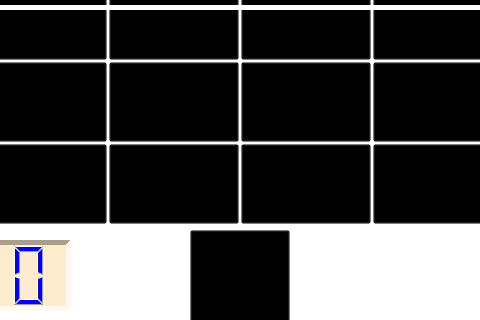
Above: sea++/try.ui from matternstsr/Sea-Application before the change; both pictures show x 160 to 640 and y 280 to 600 of the 800 by 600 pixel window. Below: the same form after it.
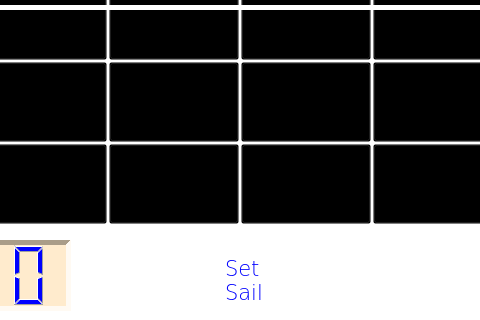
That is the form after the change. Icons and pictures are not drawn.

Commit message: UI Adjustments to make things fit and appear more fluid

```diff
--- a/sea++/try.ui
+++ b/sea++/try.ui
@@ -319,18 +319,33 @@
      <height>100</height>
     </rect>
    </property>
+   <property name="font">
+    <font>
+     <family>DejaVu Sans</family>
+     <pointsize>16</pointsize>
+     <weight>9</weight>
+     <italic>false</italic>
+     <bold>false</bold>
+    </font>
+   </property>
    <property name="focusPolicy">
     <enum>Qt::NoFocus</enum>
    </property>
    <property name="autoFillBackground">
-    <bool>true</bool>
+    <bool>false</bool>
    </property>
    <property name="styleSheet">
-    <string notr="true">\font: 75 oblique 12pt &quot;DejaVu Sans&quot;;
-background-color: transparent;</string>
+    <string notr="true">color: blue;
+font: 75 16pt &quot;DejaVu Sans&quot;;
+background-color: transparent;
+border: none;
+text-align: left;
+padding-left: 35px;
+</string>
    </property>
    <property name="text">
-    <string>Set Sail</string>
+    <string>Set
+Sail</string>
    </property>
   </widget>
   <widget class="QPushButton" name="pushButton_7">
```
